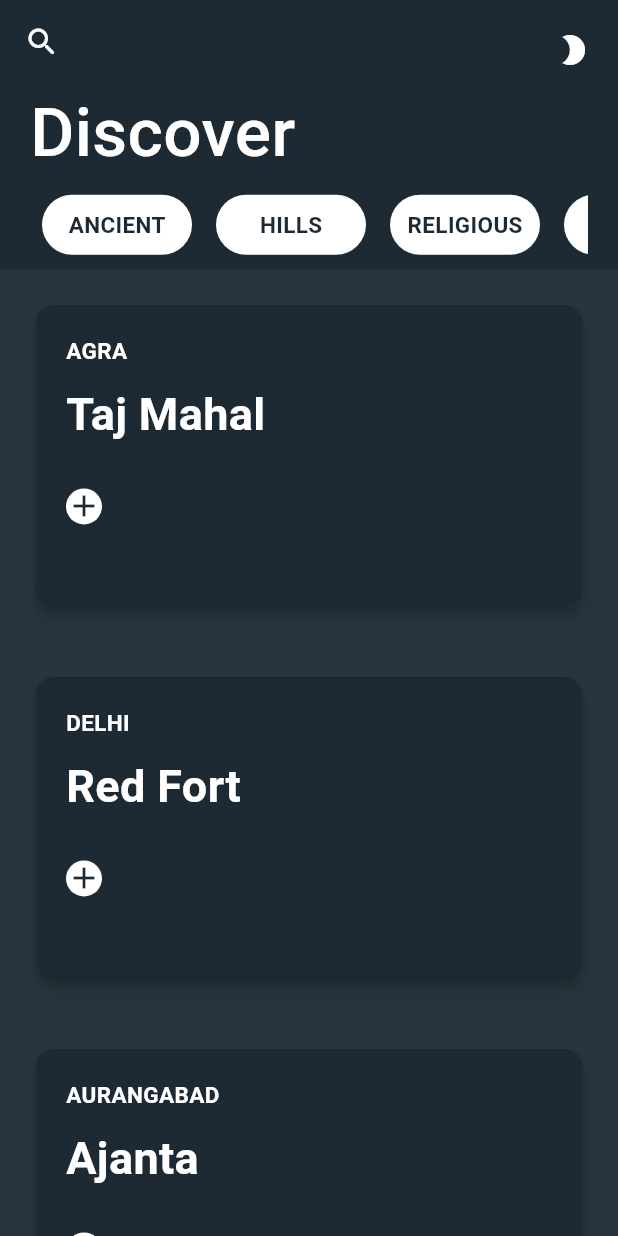
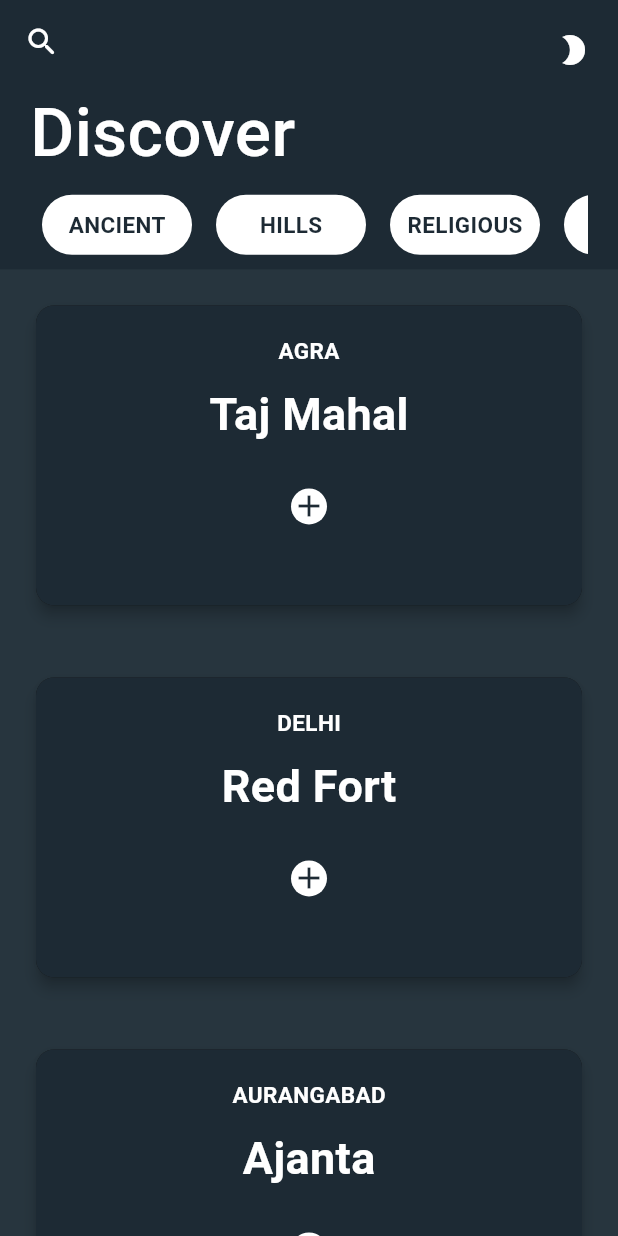
Before and after one commit to emekss/Explore_App_UI, a Flutter app: the screen it shows after launch, after a tap on the "brightness 2" icon, on a phone screen of 412 x 824 dp. Run offline on Flutter 3.47's test engine with Material 3 defaults, Android fonts, the phone set to English and light mode, and no system bars.

Commit message:
travel card updated

```diff
--- a/lib/components/new_theme_button.dart
+++ b/lib/components/new_theme_button.dart
@@ -22,11 +22,10 @@ class _ThemeButtonState extends State<ThemeButton> {
           // Toggle Button
           IconButton(
         color: Theme.of(context).colorScheme.tertiary,
-        icon: isDarkMode
-            ? const Icon(Icons.wb_sunny)
-            : const Icon(Icons.brightness_2),
+        icon: const Icon(Icons.brightness_2),
         onPressed: () {
           Provider.of<ThemeProvider>(context, listen: false).toggleTheme();
+          const Icon(Icons.wb_sunny_rounded);
         },
       ),
     );
--- a/lib/components/travel_card.dart
+++ b/lib/components/travel_card.dart
@@ -22,10 +22,8 @@ class TravelCard extends StatelessWidget {
           width: 250,
           child: Padding(
             padding: const EdgeInsets.all(20.0),
-            child: Row(
-              children: [
-                Column(
-                  crossAxisAlignment: CrossAxisAlignment.start,
+            child: Column(
+              crossAxisAlignment: CrossAxisAlignment.center,
               children: [
                 Text(
                   country,
@@ -47,8 +45,6 @@ class TravelCard extends StatelessWidget {
                 const AddButton(),
               ],
             ),
-              ],
-            ),
           ),
         ),
       ),
```
Also changed, not shown: assets/ajanta.jpg (added), 10 other files. Lines whose indentation alone changed are shown as unchanged.
